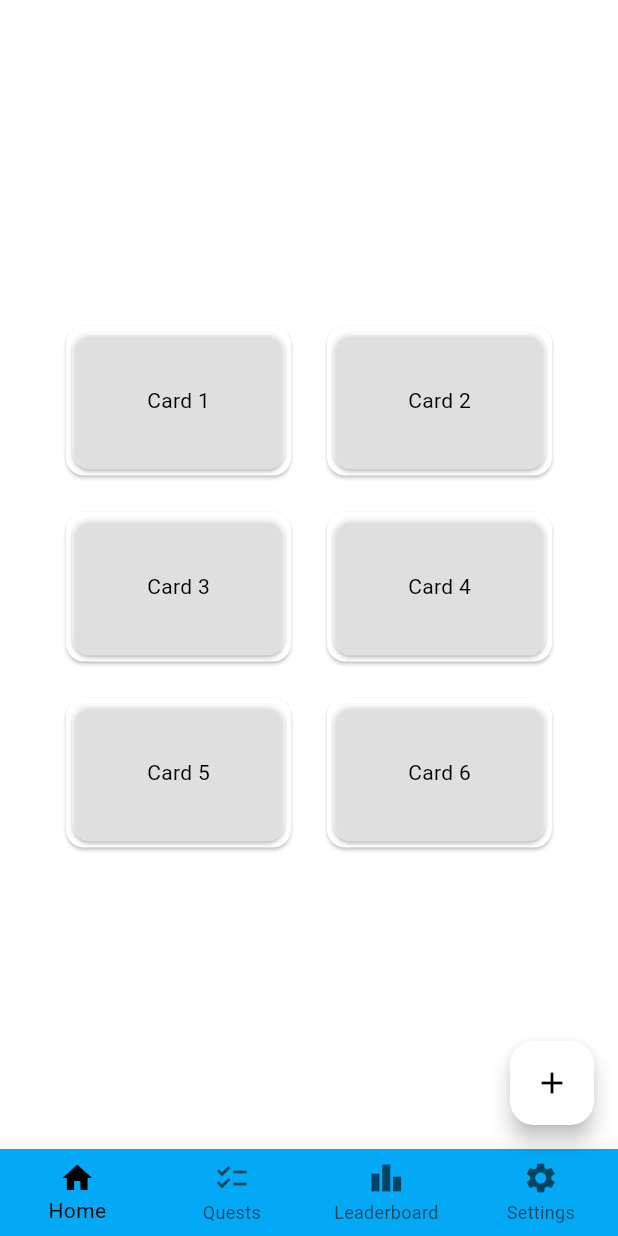
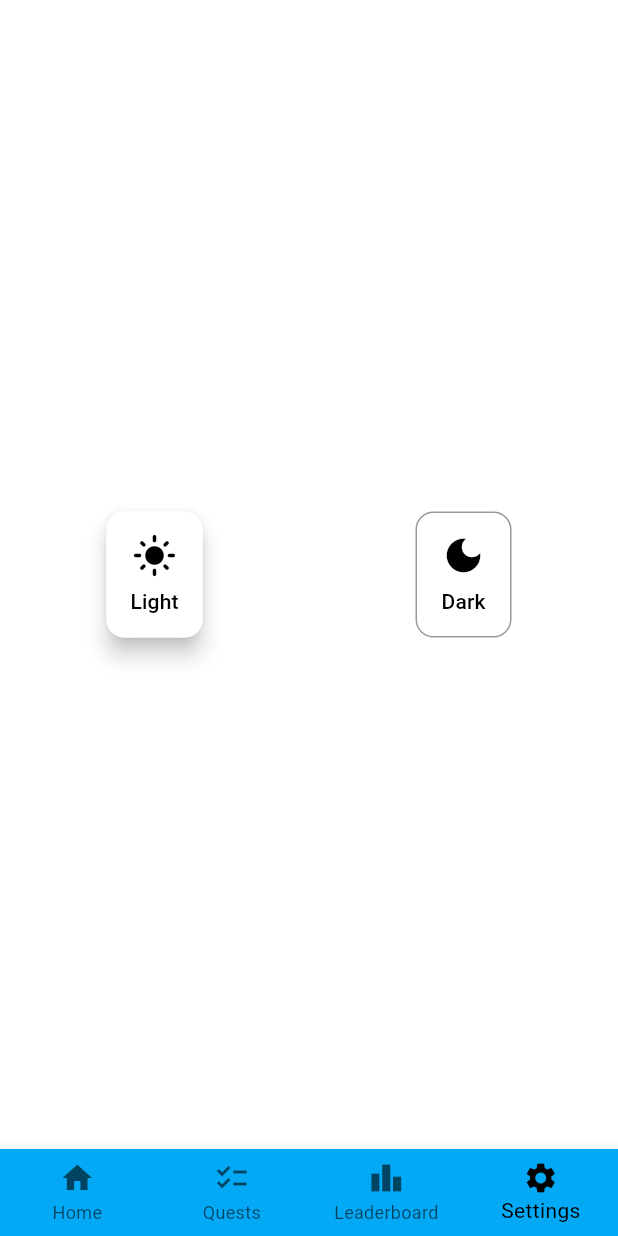
Before and after one commit to klinkl/FunLearn-client, a Flutter app: the screen it shows after launch, on a phone screen of 412 x 824 dp. Run offline on Flutter 3.47's test engine with Material 3 defaults, Android fonts, the light colour scheme and no system bars; our stand-ins replace shared_preferences.

Commit message:
setting screen

```diff
--- a/lib/main.dart
+++ b/lib/main.dart
@@ -1,6 +1,9 @@
 import 'package:flutter/material.dart';
+
 import 'screens/learning_view.dart';
 import 'screens/cards_list_view.dart';
+import 'screens/setting_view.dart';
+
 import '../theme/customColors.dart';
 import 'package:shared_preferences/shared_preferences.dart';
 
@@ -60,7 +63,7 @@ class _MyAppState extends State<MyApp> {
         useMaterial3: true,
         colorScheme: ColorScheme(
           brightness: Brightness.light,
-          primary: Colors.black,
+          primary: Colors.white,
           onPrimary: Colors.black,
           secondary: Colors.white,
           onSecondary: Colors.white,
@@ -107,7 +110,7 @@ class _MyAppState extends State<MyApp> {
         ],
       ),
       themeMode: _themeMode,
-      home: MyHomePage(
+      home: SettingView(
         themeMode: _themeMode,
         onThemeModeChanged: _setThemeMode,
       ),
--- a/lib/screens/cards_list_view.dart
+++ b/lib/screens/cards_list_view.dart
@@ -1,5 +1,6 @@
 import 'package:flutter/material.dart';
 import '../theme/customColors.dart';
+import '../widgets/navigationBar.dart';
 
 class MyHomePage extends StatefulWidget {
   const MyHomePage({
@@ -66,44 +67,9 @@ class _MyHomePageState extends State<MyHomePage> {
         tooltip: 'Increment',
         child: const Icon(Icons.add),
       ),
-      bottomNavigationBar: BottomNavigationBar(
-        backgroundColor: customColors.navigationBar,
-        selectedItemColor: cs.onPrimary,
-        // ignore: deprecated_member_use
-        unselectedItemColor: cs.onSurface.withOpacity(0.6),
+      bottomNavigationBar: CustomBottomNav(
         currentIndex: _selectedIndex,
         onTap: _onItemTapped,
-        type: BottomNavigationBarType.fixed,
-        items: [
-          BottomNavigationBarItem(
-            icon: Icon(
-              Icons.home,
-              color: _selectedIndex == 0 ? customColors.navigationIcon : null,
-            ),
-            label: 'Home',
-          ),
-          BottomNavigationBarItem(
-            icon: Icon(
-              Icons.checklist,
-              color: _selectedIndex == 1 ? customColors.navigationIcon : null,
-            ),
-            label: 'Quests',
-          ),
-          BottomNavigationBarItem(
-            icon: Icon(
-              Icons.leaderboard,
-              color: _selectedIndex == 2 ? customColors.navigationIcon : null,
-            ),
-            label: 'Leaderboard',
-          ),
-          BottomNavigationBarItem(
-            icon: Icon(
-              Icons.settings,
-              color: _selectedIndex == 3 ? customColors.navigationIcon : null,
-            ),
-            label: 'Settings',
-          ),
-        ],
       ),
     );
   }
--- /dev/null
+++ b/lib/screens/setting_view.dart
@@ -0,0 +1,106 @@
+import 'package:flutter/material.dart';
+import '../theme/customColors.dart';
+import '../widgets/navigationBar.dart';
+
+class SettingView extends StatefulWidget {
+  const SettingView({
+    super.key,
+    required this.themeMode,
+    required this.onThemeModeChanged,
+  });
+
+  final ThemeMode themeMode;
+  final ValueChanged<ThemeMode> onThemeModeChanged;
+
+  @override
+  State<SettingView> createState() => _SettingViewState();
+}
+
+class _SettingViewState extends State<SettingView> {
+  int _selectedIndex = 3;
+
+  void _onItemTapped(int index) => setState(() => _selectedIndex = index);
+
+  @override
+  Widget build(BuildContext context) {
+    final cs = Theme.of(context).colorScheme;
+    final customColors = Theme.of(context).extension<CustomColors>()!;
+
+    final isLightActive = widget.themeMode == ThemeMode.light;
+    final isDarkActive = widget.themeMode == ThemeMode.dark;
+
+    ButtonStyle adaptiveButtonStyle(bool active) {
+      return ElevatedButton.styleFrom(
+        backgroundColor: active ? cs.primary : cs.surface,
+        foregroundColor: active ? cs.onPrimary : cs.onSurface,
+        padding: const EdgeInsets.symmetric(vertical: 14, horizontal: 10),
+        shape: RoundedRectangleBorder(
+          borderRadius: BorderRadius.circular(12),
+          side: BorderSide(
+            color: active ? cs.primary : cs.onSurface.withOpacity(0.4),
+            width: active ? 2 : 1,
+          ),
+        ),
+        elevation: active ? 6 : 0,
+      );
+    }
+
+    Widget buildIconTextButton({
+      required bool active,
+      required IconData icon,
+      required String label,
+      required VoidCallback onPressed,
+    }) {
+      return ElevatedButton(
+        onPressed: onPressed,
+        style: adaptiveButtonStyle(active),
+        child: Column(
+          mainAxisSize: MainAxisSize.min,
+          children: [
+            Icon(icon, size: 30),
+            const SizedBox(height: 6),
+            Text(label, style: const TextStyle(fontSize: 14)),
+          ],
+        ),
+      );
+    }
+
+    return Scaffold(
+      body: Center(
+        child: Row(
+          mainAxisAlignment: MainAxisAlignment.center,
+          children: [
+            Expanded(
+              child: Center(
+                child: buildIconTextButton(
+                  active: isLightActive,
+                  icon: Icons.light_mode,
+                  label: 'Light',
+                  onPressed: () {
+                    widget.onThemeModeChanged(ThemeMode.light);
+                  },
+                ),
+              ),
+            ),
+            Expanded(
+              child: Center(
+                child: buildIconTextButton(
+                  active: isDarkActive,
+                  icon: Icons.dark_mode,
+                  label: 'Dark',
+                  onPressed: () {
+                    widget.onThemeModeChanged(ThemeMode.dark);
+                  },
+                ),
+              ),
+            ),
+          ],
+        ),
+      ),
+      bottomNavigationBar: CustomBottomNav(
+        currentIndex: _selectedIndex,
+        onTap: _onItemTapped,
+      ),
+    );
+  }
+}
--- /dev/null
+++ b/lib/widgets/navigationBar.dart
@@ -0,0 +1,37 @@
+import 'package:flutter/material.dart';
+import '../theme/customColors.dart';
+
+class CustomBottomNav extends StatelessWidget {
+  final int currentIndex;
+  final ValueChanged<int> onTap;
+
+  const CustomBottomNav({
+    super.key,
+    required this.currentIndex,
+    required this.onTap,
+  });
+
+  @override
+  Widget build(BuildContext context) {
+    final cs = Theme.of(context).colorScheme;
+    final customColors = Theme.of(context).extension<CustomColors>()!;
+
+    return BottomNavigationBar(
+      backgroundColor: customColors.navigationBar,
+      selectedItemColor: customColors.navigationIcon,
+      unselectedItemColor: cs.onSurface.withOpacity(0.6),
+      currentIndex: currentIndex,
+      onTap: onTap,
+      type: BottomNavigationBarType.fixed,
+      items: [
+        BottomNavigationBarItem(icon: Icon(Icons.home), label: 'Home'),
+        BottomNavigationBarItem(icon: Icon(Icons.checklist), label: 'Quests'),
+        BottomNavigationBarItem(
+          icon: Icon(Icons.leaderboard),
+          label: 'Leaderboard',
+        ),
+        BottomNavigationBarItem(icon: Icon(Icons.settings), label: 'Settings'),
+      ],
+    );
+  }
+}
```
